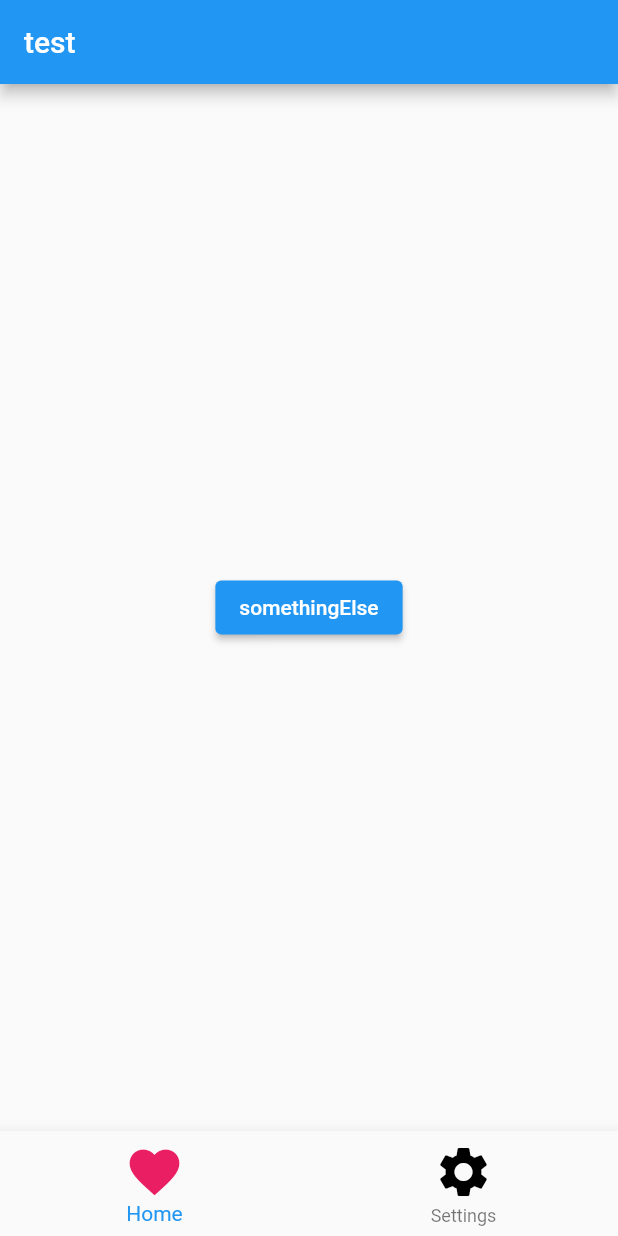
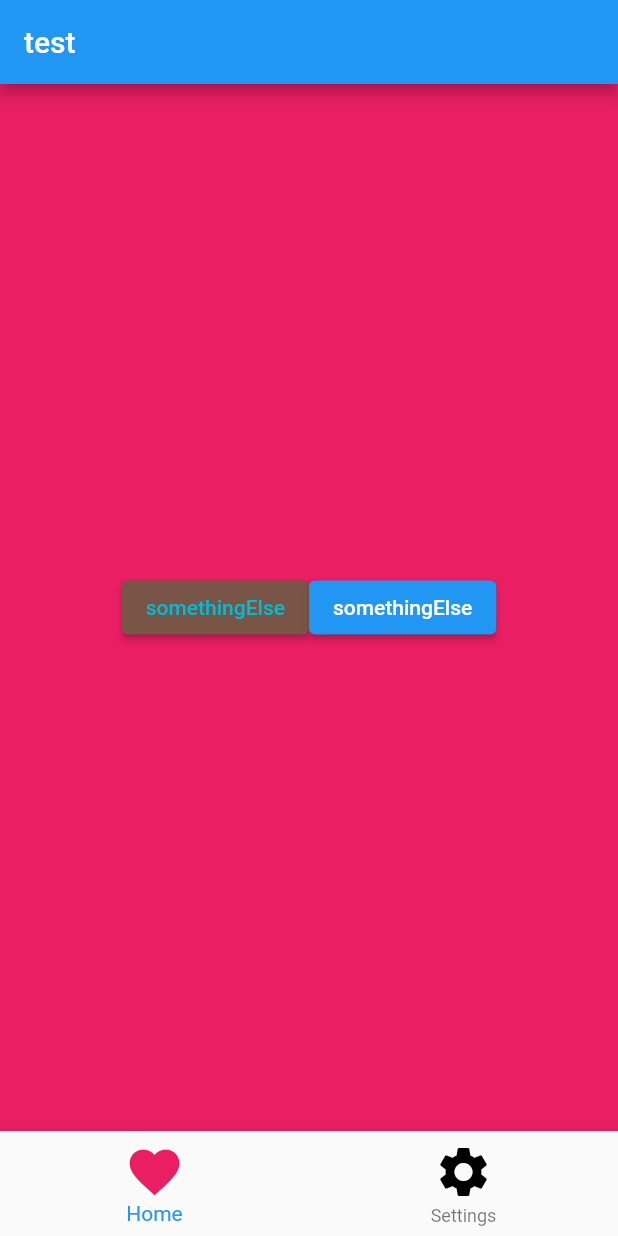
Before and after one commit to majtaj5/fproject, a Flutter app: the screen it shows after launch, after a tap on "Cliiick", on a phone screen of 412 x 824 dp. Run offline on Flutter 3.47's test engine with Material 2 defaults, Android fonts, the phone set to English and light mode, and no system bars.

Commit message:
Added second button

```diff
--- a/lib/main.dart
+++ b/lib/main.dart
@@ -14,6 +14,7 @@ class MyApp extends StatefulWidget {
 
 class _MyAppState extends State<MyApp> {
   String buttonName = 'Cliiick';
+  int currentIndex = 0;
 
   @override
   Widget build(BuildContext context) {
@@ -24,13 +25,33 @@ class _MyAppState extends State<MyApp> {
           title: Text('test'),
         ),
         body: Center(
-            child: ElevatedButton(
-                onPressed: () {
-                  setState(() {
-                    buttonName = 'somethingElse';
-                  });
-                },
-                child: Text(buttonName))),
+            child: Container(
+          width: double.infinity,
+          height: double.infinity,
+          color: Colors.pink,
+          child: Row(
+            mainAxisAlignment: MainAxisAlignment.center,
+            crossAxisAlignment: CrossAxisAlignment.center,
+            children: [
+              ElevatedButton(
+                  style: ElevatedButton.styleFrom(
+                      onPrimary: Colors.cyan, primary: Colors.brown),
+                  onPressed: () {
+                    setState(() {
+                      buttonName = 'somethingElse';
+                    });
+                  },
+                  child: Text(buttonName)),
+              ElevatedButton(
+                  onPressed: () {
+                    setState(() {
+                      buttonName = 'somethingElse';
+                    });
+                  },
+                  child: Text(buttonName)),
+            ],
+          ),
+        )),
         bottomNavigationBar: BottomNavigationBar(
           items: const [
             BottomNavigationBarItem(
@@ -51,6 +72,12 @@ class _MyAppState extends State<MyApp> {
               ),
             )
           ],
+          currentIndex: currentIndex,
+          onTap: (int index) {
+            setState(() {
+              currentIndex = index;
+            });
+          },
         ),
       ),
     );
```
